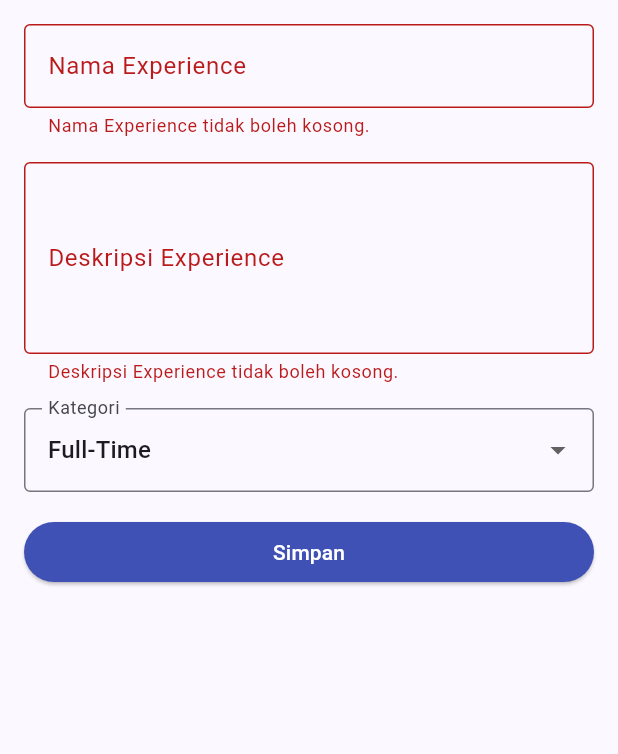
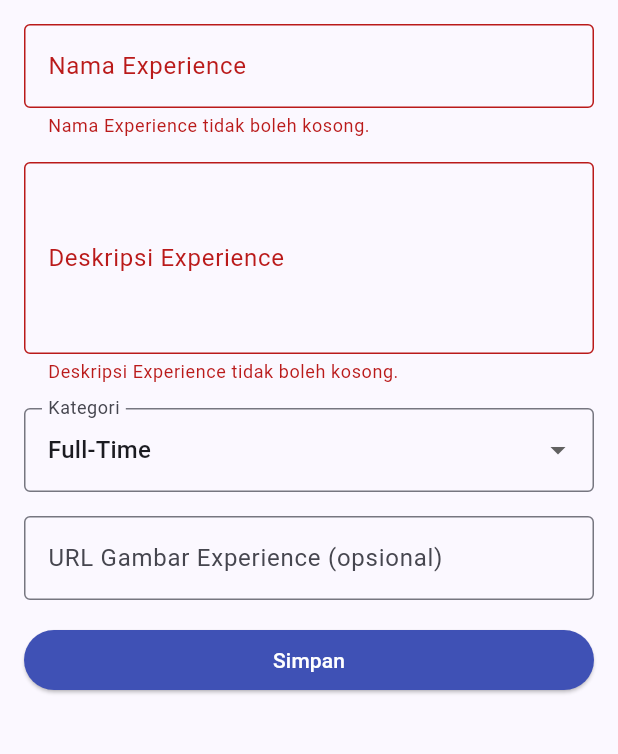
Before and after one commit to Agra-17/myportofolio_mobile, a Flutter app: the ExperienceFormPage screen opened directly, after a tap on "Simpan", on a phone screen of 412 x 824 dp, the part 84-838 px from its top. Run offline on Flutter 3.47's test engine with Material 3 defaults, Android fonts, the phone set to English and light mode, and no system bars; our stand-ins replace material_ui.

Commit message:
feat(experience): add optional image URL and experience dates

```diff
--- a/lib/screens/experience_form.dart
+++ b/lib/screens/experience_form.dart
@@ -15,6 +15,7 @@ class _ExperienceFormPageState extends State<ExperienceFormPage> {
   String _title = '';
   String _description = '';
   String _category = 'full-time';
+  String _thumbnail = '';
 
   static const _categories = {
     'internship': 'Internship',
@@ -73,6 +74,7 @@ class _ExperienceFormPageState extends State<ExperienceFormPage> {
                 Text('Nama Experience: ${_title.trim()}'),
                 Text('Deskripsi Experience: ${_description.trim()}'),
                 Text('Kategori: ${_categories[_category]}'),
+                Text('URL Gambar: ${_thumbnail.isEmpty ? 'Belum diisi' : _thumbnail}'),
               ],
             ),
           ),
@@ -135,6 +137,30 @@ class _ExperienceFormPageState extends State<ExperienceFormPage> {
                     },
                   ),
                 ),
+                Padding(
+                  padding: const EdgeInsets.only(bottom: 16),
+                  child: TextFormField(
+                    decoration: const InputDecoration(
+                      labelText: 'URL Gambar Experience (opsional)',
+                      border: OutlineInputBorder(),
+                    ),
+                    keyboardType: TextInputType.url,
+                    onChanged: (value) => _thumbnail = value.trim(),
+                    validator: (value) {
+                      final text = value?.trim() ?? '';
+                      if (text.isEmpty) return null;
+
+                      final url = Uri.tryParse(text);
+                      if (url == null ||
+                          (url.scheme != 'http' && url.scheme != 'https') ||
+                          url.host.isEmpty ||
+                          RegExp(r'\s').hasMatch(text)) {
+                        return 'Masukkan URL gambar yang valid.';
+                      }
+                      return null;
+                    },
+                  ),
+                ),
                 ElevatedButton(
                   style: ElevatedButton.styleFrom(
                     backgroundColor: Colors.indigo,
```
